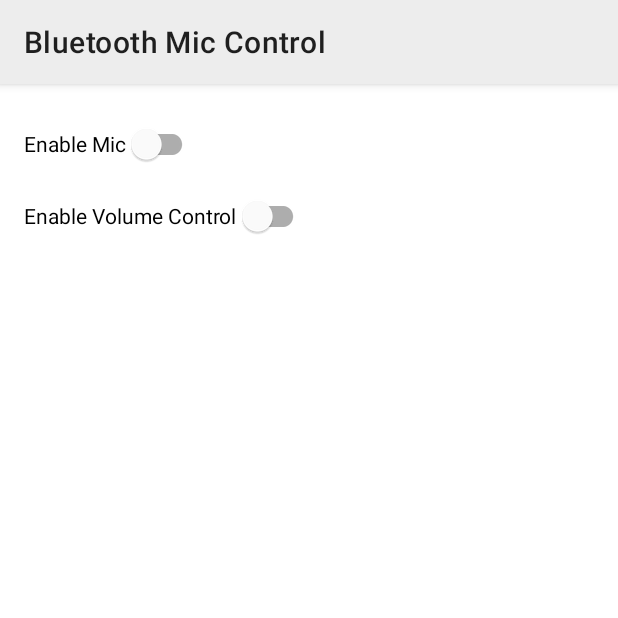
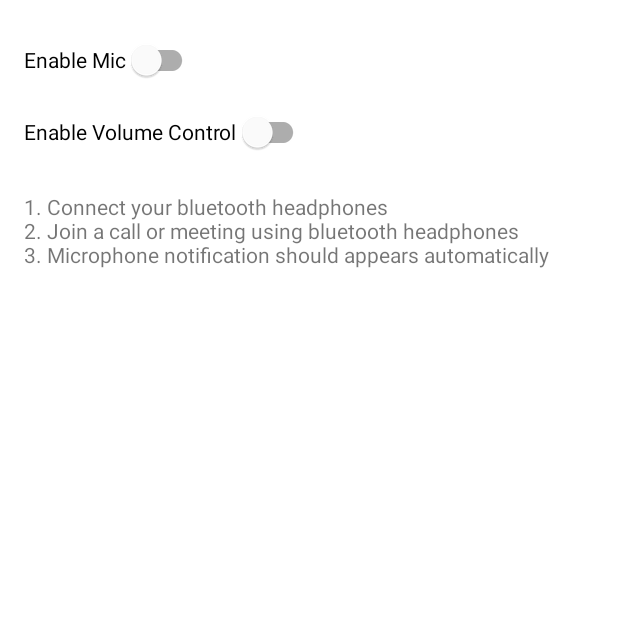
Before and after one commit to wiskiw/RemoveMicControl, an Android app: the screen it shows after launch (MainActivity), on a phone screen of 412 x 824 dp, the top half of it. Run offline under Robolectric (Android 15) with nearby library versions, the phone set to English and light mode, and no system bars; libraries missing offline, so code that uses them is left out: by.kirich1409.viewbindingdelegate; 6 statements that could not run were skipped.

Commit message:
Fix styles

```diff
--- a/android-app/app/src/main/AndroidManifest.xml
+++ b/android-app/app/src/main/AndroidManifest.xml
@@ -15,7 +15,7 @@
         android:label="@string/app_name"
         android:roundIcon="@mipmap/ic_launcher_round"
         android:supportsRtl="true"
-        android:theme="@style/Theme.BluetoothMicContol"
+        android:theme="@style/Theme.BluetoothMicControl"
         tools:targetApi="31">
         <activity
             android:name=".MainActivity"
--- a/android-app/app/src/main/java/dev/wiskiw/bluetoothmiccontol/data/repository/MicControlRepository.kt
+++ b/android-app/app/src/main/java/dev/wiskiw/bluetoothmiccontol/data/repository/MicControlRepository.kt
@@ -100,7 +100,7 @@ class MicControlRepository(
                 isUserInCommunicationFlow.value = false
 
             else -> {
-                // do nothing
+                isUserInCommunicationFlow.value = audioManager.mode == AudioManager.MODE_IN_COMMUNICATION
             }
         }
     }
--- a/android-app/app/src/main/res/layout/fragment_main.xml
+++ b/android-app/app/src/main/res/layout/fragment_main.xml
@@ -26,4 +26,13 @@
         app:layout_constraintTop_toBottomOf="@+id/enableMicSwitch"
         tools:ignore="HardcodedText" />
 
+    <androidx.appcompat.widget.AppCompatTextView
+        android:layout_width="match_parent"
+        android:layout_height="wrap_content"
+        android:layout_marginTop="16dp"
+        android:text="@string/home_description_text"
+        app:layout_constraintEnd_toEndOf="parent"
+        app:layout_constraintStart_toStartOf="parent"
+        app:layout_constraintTop_toBottomOf="@id/enableVolumeControlSwitch" />
+
 </androidx.constraintlayout.widget.ConstraintLayout>
--- a/android-app/app/src/main/res/values/strings.xml
+++ b/android-app/app/src/main/res/values/strings.xml
@@ -1,11 +1,15 @@
 <resources>
     <string name="app_name">Bluetooth Mic Control</string>
+
+    <string name="home_description_text">
+        1. Connect your bluetooth headphones\n2. Join a call or meeting using bluetooth headphones\n3. Microphone notification should appears automatically
+    </string>
 
     <string name="service_notification_channel">Service Notification</string>
     <string name="mic_control_notification_channel">Mic Controls Notification</string>
 
     <string name="service_running_notification_title">Service is running</string>
-    <string name="service_running_notification_message">Service is running in background and waiting for calls</string>
+    <string name="service_running_notification_message">Service is running in background and waiting for calls. You can disable this notification in system settings</string>
 
     <string name="mic_control_notification_title">Microphone is %1$s</string>
     <string name="mic_control_notification_message">Volume controls are %1$s</string>
--- a/android-app/app/src/main/res/values/themes.xml
+++ b/android-app/app/src/main/res/values/themes.xml
@@ -1,16 +1,21 @@
-<resources xmlns:tools="http://schemas.android.com/tools">
+<resources>
     <!-- Base application theme. -->
-    <style name="Theme.BluetoothMicContol" parent="Theme.MaterialComponents.DayNight">
+    <style name="Theme.BluetoothMicControl" parent="Theme.MaterialComponents.Light.NoActionBar">
+
         <!-- Primary brand color. -->
         <item name="colorPrimary">@color/grey_300</item>
-        <item name="colorPrimaryVariant">@color/grey_800</item>
+        <item name="colorPrimaryDark">@color/grey_300</item>
+        <item name="colorPrimaryVariant">@color/grey_300</item>
         <item name="colorOnPrimary">@color/black</item>
+
         <!-- Secondary brand color. -->
         <item name="colorSecondary">@color/blue_grey_700</item>
         <item name="colorSecondaryVariant">@color/blue_grey_700</item>
         <item name="colorOnSecondary">@color/black</item>
+
         <!-- Status bar color. -->
-        <item name="android:statusBarColor" tools:targetApi="l">#bcbcbc</item>
+        <item name="android:statusBarColor">@color/grey_300</item>
+
         <!-- Customize your theme here. -->
     </style>
 </resources>
```
Also changed, not shown: android-app/app/src/main/java/dev/wiskiw/bluetoothmiccontol/service/MicControlsService.kt (+7 -1 lines).
